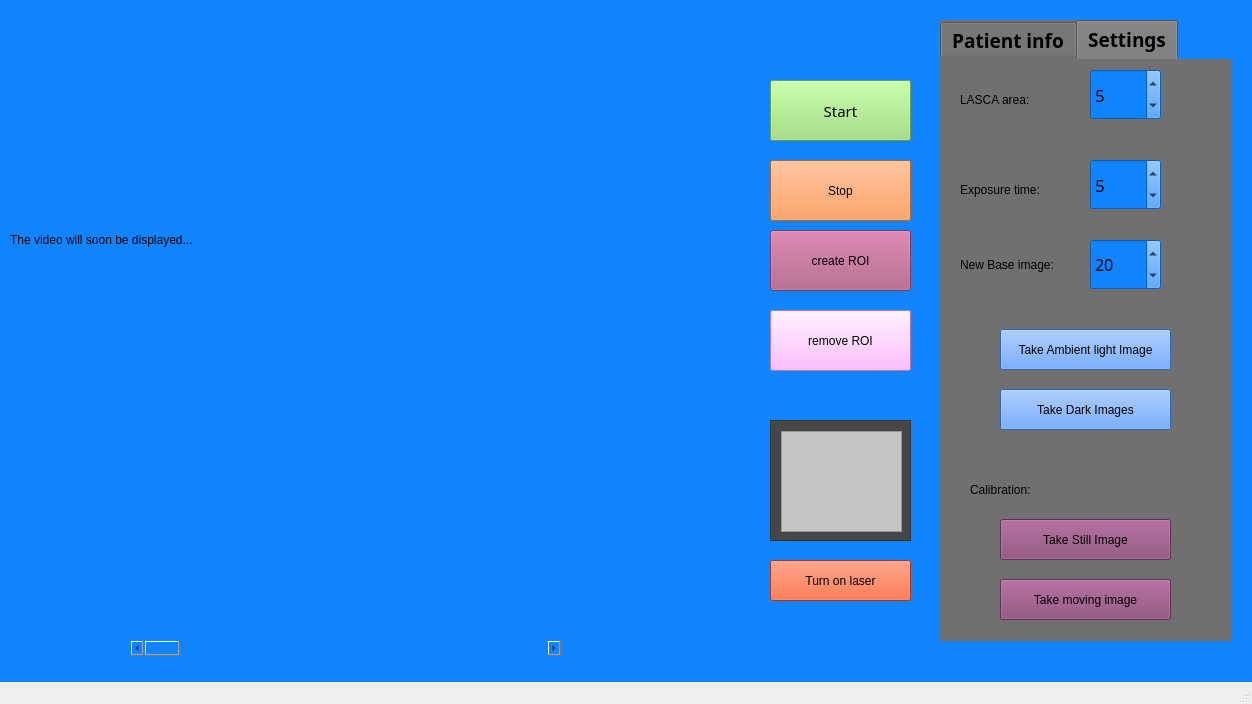
The window that LSI Project GUI/LSI Project GUI/LSIProjectGUI.ui (Fridanylund/LSI) describes before a commit, drawn with Qt 5.
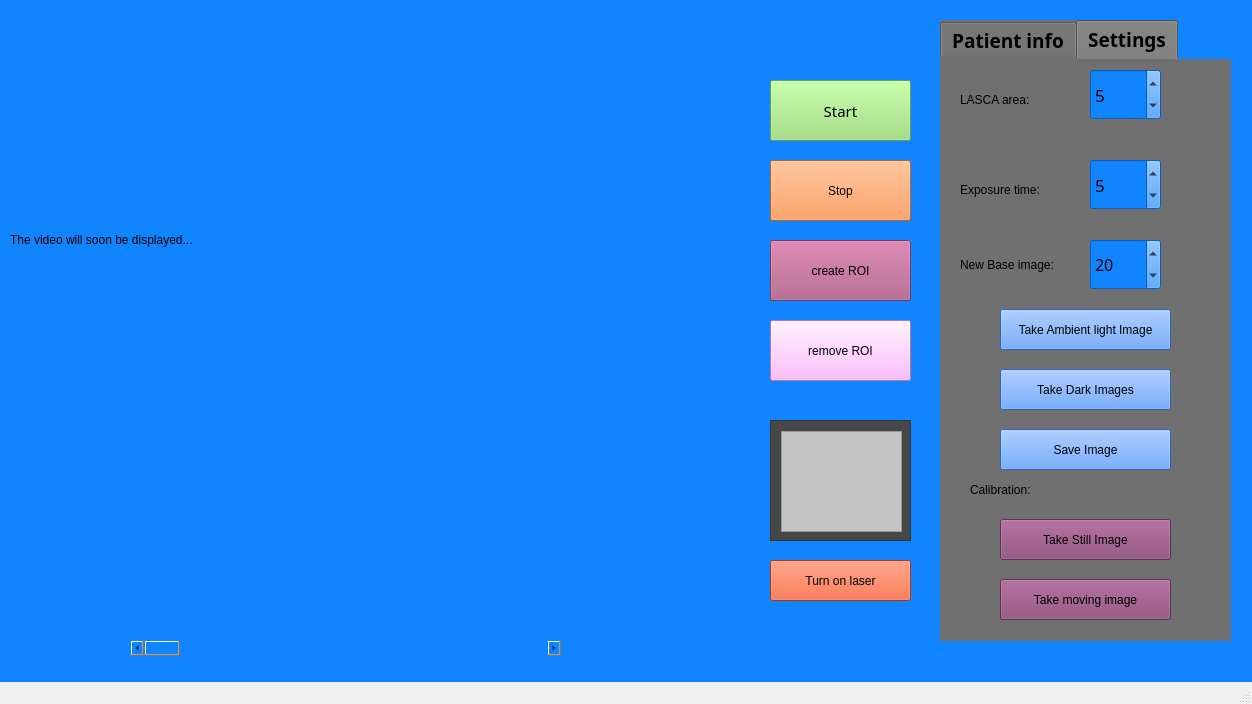
The same window after the commit. Custom widgets are drawn as their Qt base class.

Commit message: Save image-knapp

```diff
--- a/LSI Project GUI/LSI Project GUI/LSIProjectGUI.ui
+++ b/LSI Project GUI/LSI Project GUI/LSIProjectGUI.ui
@@ -77,7 +77,7 @@
     <property name="geometry">
      <rect>
       <x>770</x>
-      <y>230</y>
+      <y>240</y>
       <width>141</width>
       <height>61</height>
      </rect>
@@ -94,7 +94,7 @@
     <property name="geometry">
      <rect>
       <x>770</x>
-      <y>310</y>
+      <y>320</y>
       <width>141</width>
       <height>61</height>
      </rect>
@@ -415,7 +415,7 @@
       <property name="geometry">
        <rect>
         <x>60</x>
-        <y>270</y>
+        <y>250</y>
         <width>171</width>
         <height>41</height>
        </rect>
@@ -431,7 +431,7 @@
       <property name="geometry">
        <rect>
         <x>60</x>
-        <y>330</y>
+        <y>310</y>
         <width>171</width>
         <height>41</height>
        </rect>
@@ -538,6 +538,23 @@
        <string>Calibration:</string>
       </property>
      </widget>
+     <widget class="QPushButton" name="Save_Im">
+      <property name="geometry">
+       <rect>
+        <x>60</x>
+        <y>370</y>
+        <width>171</width>
+        <height>41</height>
+       </rect>
+      </property>
+      <property name="styleSheet">
+       <string notr="true">font: 75 12pt &quot;Segoe UI Light&quot;;
+background-color: rgb(64, 140, 255);</string>
+      </property>
+      <property name="text">
+       <string>Save Image</string>
+      </property>
+     </widget>
     </widget>
    </widget>
    <widget class="QCustomPlot" name="customPlot" native="true">
```
Left out of the diff: 6 changed lines with no effect on the pictures. The commit also changes 4 other files.
